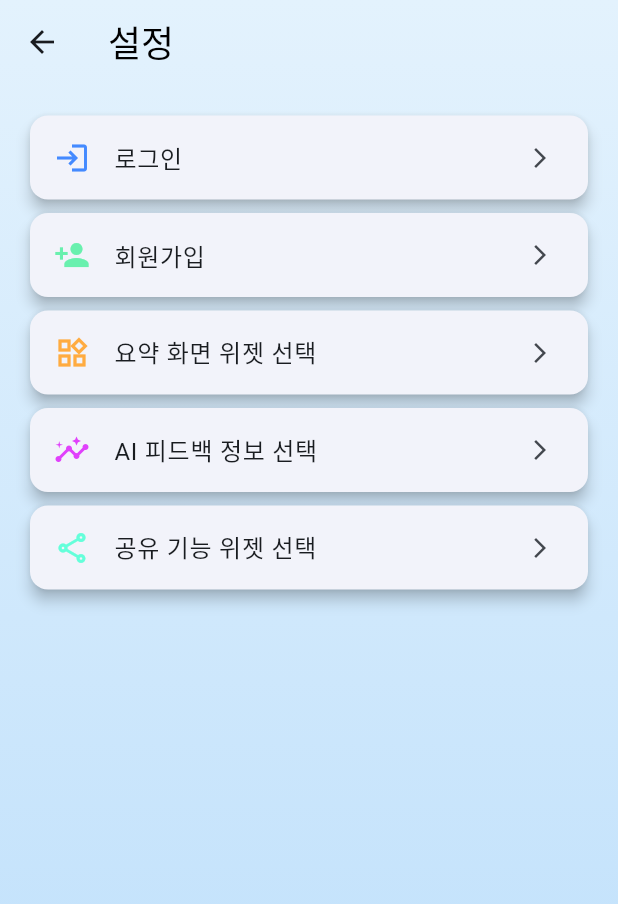
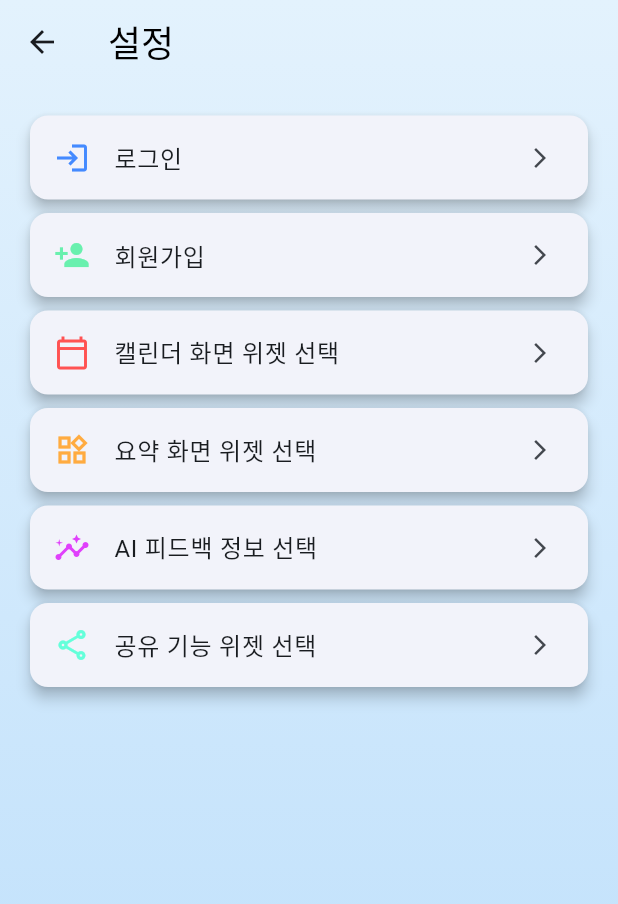
Before and after one commit to Splleat/Recap-Today, a Flutter app: the SettingsScreen screen opened by its route, on a phone screen of 412 x 824 dp. Shown: the top 904 px of the screen. Run offline on Flutter 3.47's test engine with Material 3 defaults, Android fonts, the phone set to English and light mode, and no system bars; our stand-ins replace dio, fl_chart, freezed_annotation, image_picker, permission_handler, shared_preferences and 2 more; accounts and stored records are empty; Roboto replaces fonts that are missing (Pretendard).

Commit message:
캘린더 화면에 설정 버튼 추가, 캘린더 화면 위젯 선택 버튼 추가

```diff
--- a/lib/screens/settings_screen.dart
+++ b/lib/screens/settings_screen.dart
@@ -81,6 +81,26 @@ class _SettingsScreenState extends State<SettingsScreen> {
                   ),
                 ),
                 const SizedBox(height: 1),
+                // 캘린더 화면 위젯 선택 섹션
+                Card(
+                  shape: RoundedRectangleBorder(
+                    borderRadius: BorderRadius.circular(12),
+                  ),
+                  elevation: 4,
+                  child: ListTile(
+                    leading: const Icon(
+                      Icons.calendar_today_outlined, // Changed icon
+                      color: Colors.redAccent, // Changed color
+                    ),
+                    title: const Text('캘린더 화면 위젯 선택'), // Changed text
+                    //subtitle: const Text('캘린더 화면에 표시할 위젯을 선택하세요'),
+                    trailing: const Icon(Icons.arrow_forward_ios, size: 16),
+                    onTap: () {
+                      // TODO: 캘린더 화면 위젯 선택 화면으로 이동
+                    },
+                  ),
+                ),
+                const SizedBox(height: 1),
                 // 요약 화면 위젯 선택 섹션
                 Card(
                   shape: RoundedRectangleBorder(
```
Also changed, not shown: lib/screens/calendar_screen.dart (+17 -10 lines).
